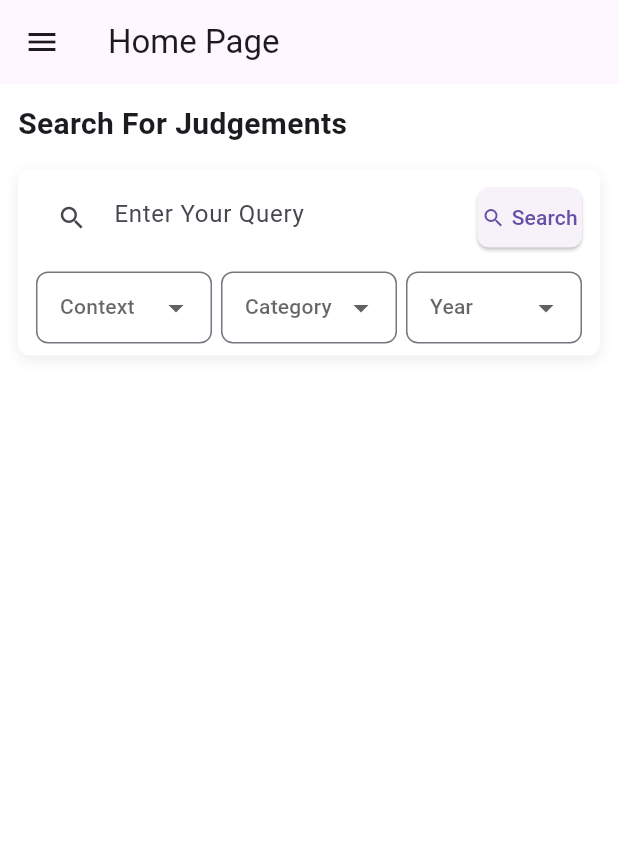
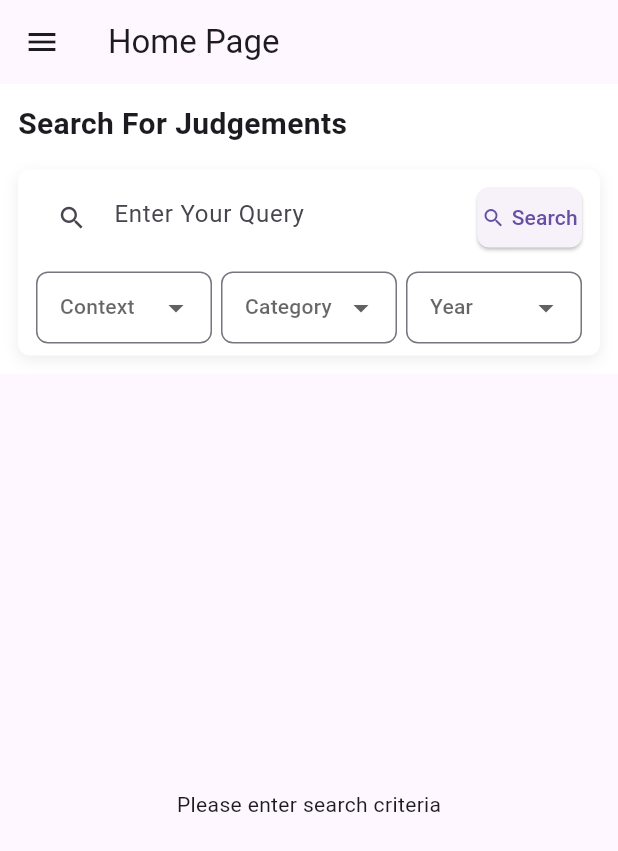
Before and after one commit to aliasghar256/appdev_final_paklawlib, a Flutter app: the screen it shows after launch, on a phone screen of 412 x 824 dp. Shown: the top 851 px of the screen. Run offline on Flutter 3.47's test engine with Material 3 defaults, Android fonts, the phone set to English and light mode, and no system bars; our stand-ins replace animate_do, flutter_bloc.

```diff
--- /dev/null
+++ b/lib/bloc/judgment_bloc/judgment_event.dart
@@ -0,0 +1,34 @@
+abstract class JudgmentEvent {}
+
+class JudgmentFetchAllEvent extends JudgmentEvent {}
+
+class JudgmentKeywordSearchEvent extends JudgmentEvent {
+  final String keyword;
+  final int page;
+  final int limit;
+
+  JudgmentKeywordSearchEvent({
+    required this.keyword,
+    this.page = 1,
+    this.limit = 10,
+  });
+}
+
+
+class TransactionsAddEvent extends JudgmentEvent {
+  final String transaction;
+
+  TransactionsAddEvent({required this.transaction});
+}
+
+class TransactionsDeleteEvent extends JudgmentEvent {
+  final String transaction;
+
+  TransactionsDeleteEvent({required this.transaction});
+}
+
+class TransactionsErrorEvent extends JudgmentEvent {
+  final String error;
+
+  TransactionsErrorEvent({required this.error});
+}
--- /dev/null
+++ b/lib/bloc/judgment_bloc/judgment_state.dart
@@ -0,0 +1,20 @@
+import '../../models/judgment_model.dart';
+
+
+abstract class JudgmentState {}
+
+class JudgmentInitial extends JudgmentState {}
+
+class JudgmentLoading extends JudgmentState {}
+
+class JudgmentsLoaded extends JudgmentState {
+  final List<Judgment> judgments;
+
+  JudgmentsLoaded({required this.judgments});
+}
+
+class JudgmentError extends JudgmentState {
+  final String error;
+
+  JudgmentError({required this.error});
+}
--- a/lib/home_page.dart
+++ b/lib/home_page.dart
@@ -1,4 +1,8 @@
 import 'package:flutter/material.dart';
+import 'bloc/judgment_bloc/judgment_bloc.dart';
+import './bloc/judgment_bloc/judgment_event.dart';
+import 'bloc/judgment_bloc/judgment_state.dart';
+import 'package:flutter_bloc/flutter_bloc.dart';
 
 class HomePage extends StatefulWidget{
 
@@ -7,6 +11,11 @@ class HomePage extends StatefulWidget{
 }
 
 class _HomePageState extends State<HomePage>{
+
+  Future<void> _fetchJudgmentResults() async {
+    // Add your search logic here
+
+  }
 
   @override
   Widget build(BuildContext context){
@@ -33,10 +42,49 @@ class _HomePageState extends State<HomePage>{
           ],
         )
       ),
-      body: JudgmentSearchBar(),
+      body: Column(
+        children: [
+          JudgmentSearchBar(),
+          Expanded(
+            child: BlocBuilder<JudgmentBloc, JudgmentState>(
+              builder: (context, state) {
+                if (state is JudgmentInitial) {
+                  return Center(child: Text('Please enter search criteria'));
+                }
+                else if (state is JudgmentLoading) {
+                  return Center(child: CircularProgressIndicator());
+                }
+                else if (state is JudgmentsLoaded) {
+                  final judgments = state.judgments;
+                  // or if your state returns a List<Map>, adjust accordingly
+
+                  return ListView.builder(
+                    itemCount: judgments.length,
+                    itemBuilder: (context, index) {
+                      final item = judgments[index];
+                      return ListTile(
+                        title: Text(item.snippet ?? 'No snippet'),
+                        subtitle: Text('CaseNo: ${item.caseNo}'),
+                      );
+                    },
+                  );
+                }
+                else if (state is JudgmentError) {
+                  return Center(child: Text('Error: ${state.error}'));
+                }
+                else {
+                  // Fallback if we get an unrecognized state
+                  return Center(child: Text('Something else happened.'));
+                }
+              },
+            ),
+          ),
+        ],
+      ),
         );
       }
     }
+
 
 class JudgmentSearchBar extends StatefulWidget {
   @override
@@ -44,11 +92,13 @@ class JudgmentSearchBar extends StatefulWidget {
 }
 
 class _JudgmentSearchBarState extends State<JudgmentSearchBar> {
+  final TextEditingController _searchController = TextEditingController();
+
   @override
   Widget build(BuildContext context) {
-    return Scaffold(
-      backgroundColor: Colors.white,
-      body: Padding(
+    return Container(
+      color: Colors.white,
+      child: Padding(
         padding: const EdgeInsets.all(12.0), // Reduced padding for compact design
         child: Column(
           crossAxisAlignment: CrossAxisAlignment.start,
@@ -83,6 +133,7 @@ class _JudgmentSearchBarState extends State<JudgmentSearchBar> {
                           // Search Query Input
                           Expanded(
                             child: TextField(
+                              controller: _searchController,
                               decoration: InputDecoration(
                                 prefixIcon: Icon(Icons.search, size: 20), // Reduced icon size
                                 hintText: 'Enter Your Query',
@@ -97,7 +148,17 @@ class _JudgmentSearchBarState extends State<JudgmentSearchBar> {
                             width: constraints.maxWidth * 0.18, // Reduced button width
                             child: ElevatedButton(
                               onPressed: () {
-                                // Add your search logic
+                              final keyword = _searchController.text.trim();
+                              if (keyword.isNotEmpty) {
+                                // Trigger the bloc event
+                                context.read<JudgmentBloc>().add(
+                                  JudgmentKeywordSearchEvent(
+                                    keyword: keyword,
+                                    page: 1,   // or read from your filters
+                                    limit: 10, // or read from your filters
+                                  ),
+                                );
+                              }
                             },
                               style: ElevatedButton.styleFrom(
                                 padding: EdgeInsets.symmetric(vertical: 10), // Compact button
--- a/lib/main.dart
+++ b/lib/main.dart
@@ -1,6 +1,9 @@
 import 'package:flutter/material.dart';
 import 'package:finalproject/login_signup_page.dart';
 import 'package:finalproject/home_page.dart';
+import 'package:flutter_bloc/flutter_bloc.dart';
+import 'bloc/judgment_bloc/judgment_bloc.dart';
+import './managers/judgment_manager.dart';
 
 void main() {
   runApp(const MainApp());
@@ -12,7 +15,11 @@ class MainApp extends StatelessWidget {
   @override
   Widget build(BuildContext context) {
     return MaterialApp(
-      home: HomePage(),
+      home: MultiBlocProvider(providers: [
+        BlocProvider(create: (context) => JudgmentBloc(manager: JudgmentManager()),),
+
+      ],
+      child: HomePage(),)
     );
   }
 }
--- /dev/null
+++ b/lib/models/judgment_model.dart
@@ -0,0 +1,35 @@
+class Judgment {
+  final int judgmentID;
+  final int caseYear;
+  final String party1;
+  final String party2;
+  final int judgeID;
+  final String caseNo;
+  final String snippet;
+  final List<int> indexes;
+
+  Judgment({
+    required this.judgmentID,
+    required this.caseYear,
+    required this.party1,
+    required this.party2,
+    required this.judgeID,
+    required this.caseNo,
+    required this.snippet,
+    required this.indexes,
+  });
+
+  // A factory constructor to create a Judgment from JSON
+  factory Judgment.fromJson(Map<String, dynamic> json) {
+    return Judgment(
+      judgmentID: json['JudgmentID'] ?? 0,
+      caseYear: json['CaseYear'] ?? '',
+      party1: json['Party1'] ?? '',
+      party2: json['Party2'] ?? '',
+      judgeID: json['JudgeID'] ?? '',
+      caseNo: json['CaseNo'] ?? '',
+      snippet: json['snippet'] ?? '',
+      indexes: List<int>.from(json['indexes'] ?? []),
+    );
+  }
+}
--- a/pubspec.yaml
+++ b/pubspec.yaml
@@ -10,6 +10,8 @@ dependencies:
   flutter:
     sdk: flutter
   animate_do: ^3.3.4
+  flutter_bloc: ^8.1.6
+  http: ^1.2.2
 
 dev_dependencies:
   flutter_test:
```
Also changed, not shown: lib/bloc/judgment_bloc/judgment_bloc.dart (added, +43 -0 lines), lib/managers/judgment_manager.dart (added, +34 -0 lines), pubspec.lock. Lines whose indentation alone changed are shown as unchanged.
